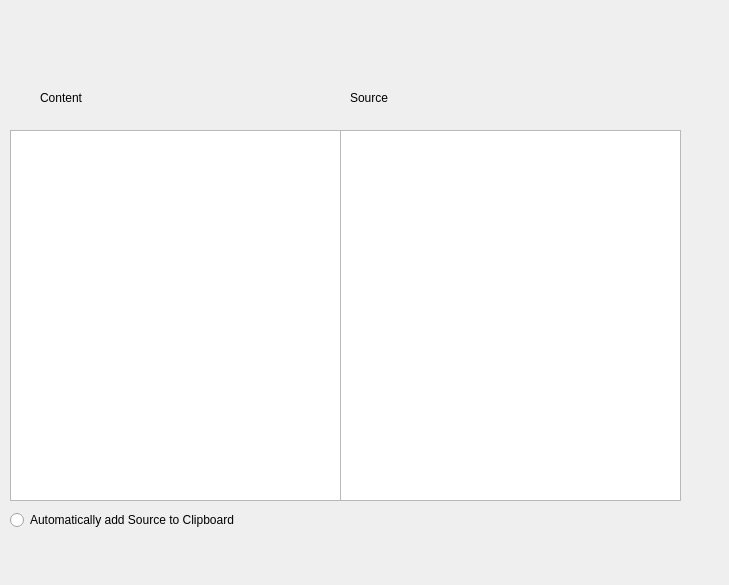
Old version of the form clipui.ui in the repository DavRet/ClipSource.
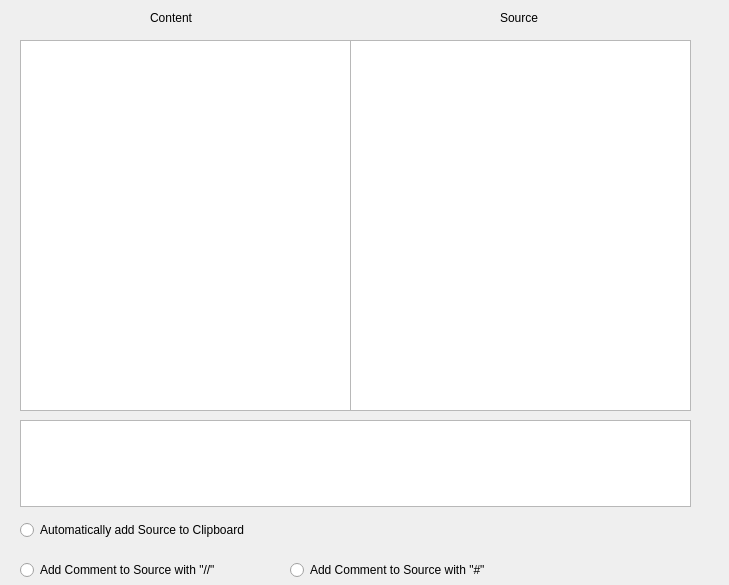
New version of the form.

Commit message: Added Comment Function

Diff of the .ui file:
```diff
--- a/clipui.ui
+++ b/clipui.ui
@@ -16,8 +16,8 @@
   <widget class="QListView" name="content_list">
    <property name="geometry">
     <rect>
-     <x>10</x>
-     <y>130</y>
+     <x>20</x>
+     <y>40</y>
      <width>331</width>
      <height>371</height>
     </rect>
@@ -26,8 +26,8 @@
   <widget class="QListView" name="source_list">
    <property name="geometry">
     <rect>
-     <x>340</x>
-     <y>130</y>
+     <x>350</x>
+     <y>40</y>
      <width>341</width>
      <height>371</height>
     </rect>
@@ -36,8 +36,8 @@
   <widget class="QLabel" name="label">
    <property name="geometry">
     <rect>
-     <x>40</x>
-     <y>90</y>
+     <x>150</x>
+     <y>10</y>
      <width>53</width>
      <height>16</height>
     </rect>
@@ -49,8 +49,8 @@
   <widget class="QLabel" name="label_2">
    <property name="geometry">
     <rect>
-     <x>350</x>
-     <y>90</y>
+     <x>500</x>
+     <y>10</y>
      <width>53</width>
      <height>16</height>
     </rect>
@@ -62,14 +62,59 @@
   <widget class="QRadioButton" name="source_radio">
    <property name="geometry">
     <rect>
-     <x>10</x>
-     <y>510</y>
+     <x>20</x>
+     <y>520</y>
      <width>511</width>
      <height>20</height>
     </rect>
    </property>
    <property name="text">
     <string>Automatically add Source to Clipboard</string>
+   </property>
+   <property name="autoExclusive">
+    <bool>false</bool>
+   </property>
+  </widget>
+  <widget class="QTextEdit" name="clip_edit">
+   <property name="geometry">
+    <rect>
+     <x>20</x>
+     <y>420</y>
+     <width>671</width>
+     <height>87</height>
+    </rect>
+   </property>
+  </widget>
+  <widget class="QRadioButton" name="slash_comment_radio">
+   <property name="geometry">
+    <rect>
+     <x>20</x>
+     <y>560</y>
+     <width>221</width>
+     <height>20</height>
+    </rect>
+   </property>
+   <property name="text">
+    <string>Add Comment to Source with &quot;//&quot;</string>
+   </property>
+   <property name="autoExclusive">
+    <bool>false</bool>
+   </property>
+  </widget>
+  <widget class="QRadioButton" name="hash_comment_radio">
+   <property name="geometry">
+    <rect>
+     <x>290</x>
+     <y>560</y>
+     <width>221</width>
+     <height>20</height>
+    </rect>
+   </property>
+   <property name="text">
+    <string>Add Comment to Source with &quot;#&quot;</string>
+   </property>
+   <property name="autoExclusive">
+    <bool>false</bool>
    </property>
   </widget>
  </widget>
```
The commit also changes 1 other file.
